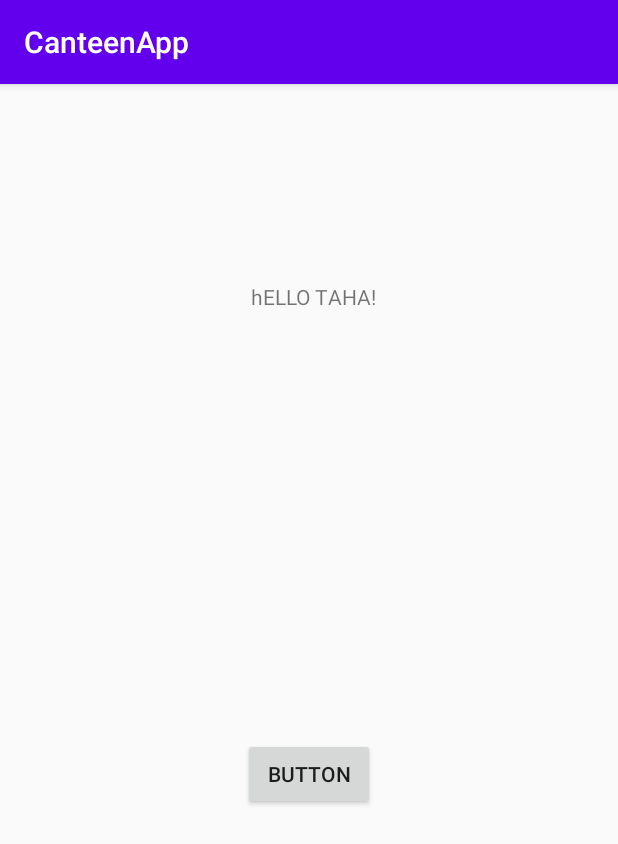
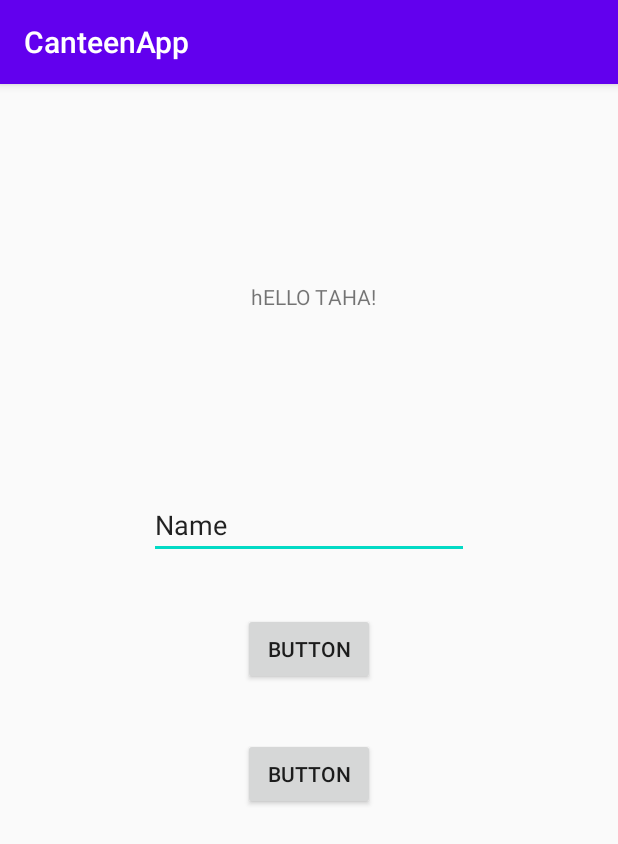
Before and after one commit to ArslanAK47/CanteenApp, an Android app: the screen it shows after launch (MainActivity), on a phone screen of 412 x 824 dp. Shown: the top 844 px of the screen. Run offline under Robolectric (Android 15) with nearby library versions, the phone set to English and light mode, and no system bars.

Commit message:
addded another button

```diff
--- a/app/src/main/res/layout/activity_main.xml
+++ b/app/src/main/res/layout/activity_main.xml
@@ -28,4 +28,26 @@
         app:layout_constraintStart_toStartOf="parent"
         app:layout_constraintTop_toBottomOf="@+id/textView" />
 
+    <EditText
+        android:id="@+id/editTextTextPersonName"
+        android:layout_width="wrap_content"
+        android:layout_height="wrap_content"
+        android:ems="10"
+        android:inputType="textPersonName"
+        android:text="Name"
+        app:layout_constraintBottom_toTopOf="@+id/button"
+        app:layout_constraintEnd_toEndOf="parent"
+        app:layout_constraintStart_toStartOf="parent"
+        app:layout_constraintTop_toBottomOf="@+id/textView" />
+
+    <Button
+        android:id="@+id/button2"
+        android:layout_width="wrap_content"
+        android:layout_height="wrap_content"
+        android:text="Button"
+        app:layout_constraintBottom_toTopOf="@+id/button"
+        app:layout_constraintEnd_toEndOf="parent"
+        app:layout_constraintStart_toStartOf="parent"
+        app:layout_constraintTop_toBottomOf="@+id/editTextTextPersonName" />
+
 </androidx.constraintlayout.widget.ConstraintLayout>
```
